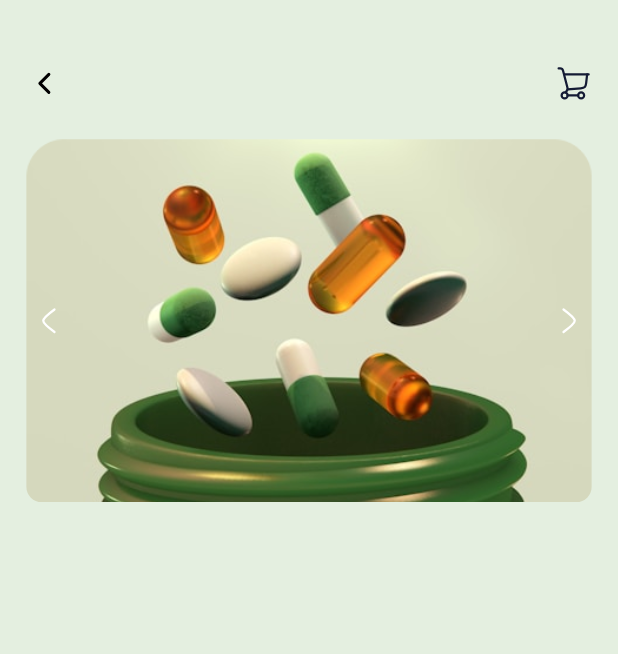
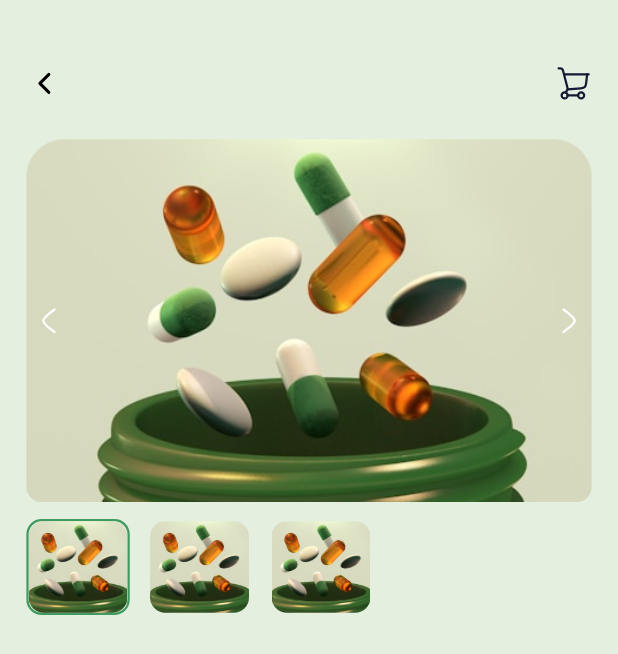
Before and after one commit to safridbhueyan/medical_Strore_App, a Flutter app: the screen it shows after launch, after a tap on "Paracetamol", on a phone screen of 412 x 824 dp. Shown: the top 654 px of the screen. Run offline on Flutter 3.47's test engine with Material 3 defaults, Android fonts, the phone set to English and light mode, and no system bars; our stand-ins replace connectivity_plus, flutter_screenutil, flutter_svg, fluttertoast, get, google_fonts and 1 more.

Commit message:
controller added

```diff
--- /dev/null
+++ b/lib/src/features/product_details_screens/controller/select_controller.dart
@@ -0,0 +1,13 @@
+import 'package:get/get.dart';
+
+class SelectController extends GetxController {
+  var index = 0.obs;
+
+  void setselected(var ind) {
+    index.value = ind;
+  }
+
+  bool isSelected(int ind) {
+    return index.value == ind;
+  }
+}
--- a/lib/src/features/product_details_screens/view/product_details_screen.dart
+++ b/lib/src/features/product_details_screens/view/product_details_screen.dart
@@ -4,6 +4,7 @@ import 'package:flutter_svg/flutter_svg.dart';
 import 'package:get/get.dart';
 import 'package:medical_store_app/core/constant/icons.dart';
 import 'package:medical_store_app/core/constant/padding.dart';
+import 'package:medical_store_app/src/features/product_details_screens/view/widgets/row_images.dart';
 import 'package:medical_store_app/src/features/shop_Screen/controller/medicineList_controller.dart';
 import 'package:medical_store_app/src/features/shop_Screen/view/widgets/appBar.dart';
 
@@ -58,6 +59,11 @@ class ProductDetailsScreen extends StatelessWidget {
               ),
             ),
           ),
+          11.h.verticalSpace,
+          Padding(
+            padding: AppPadding.screenHorizontal,
+            child: RowImages(id: id),
+          ),
         ],
       ),
     );
--- /dev/null
+++ b/lib/src/features/product_details_screens/view/widgets/row_images.dart
@@ -0,0 +1,106 @@
+import 'package:flutter/material.dart';
+import 'package:flutter_screenutil/flutter_screenutil.dart';
+import 'package:get/get.dart';
+import 'package:medical_store_app/core/theme/theme_extension/app_colors.dart';
+import 'package:medical_store_app/src/features/product_details_screens/controller/select_controller.dart';
+import 'package:medical_store_app/src/features/shop_Screen/controller/medicineList_controller.dart';
+
+class RowImages extends StatelessWidget {
+  final int id;
+  final MedicinelistController controller = Get.put(MedicinelistController());
+  final SelectController selectController = Get.put(SelectController());
+
+  RowImages({super.key, required this.id});
+
+  @override
+  Widget build(BuildContext context) {
+    final data = controller.getByID(id);
+
+    return Obx(
+      () => Row(
+        children: [
+          GestureDetector(
+            onTap: () {
+              selectController.setselected(0);
+            },
+            child: Container(
+              decoration: BoxDecoration(
+                borderRadius: BorderRadius.circular(10.r),
+                border: Border.all(
+                  color: selectController.isSelected(0)
+                      ? AppColors.onPrimary
+                      : Colors.transparent,
+                  width: 1.5,
+                ),
+              ),
+              child: ClipRRect(
+                borderRadius: BorderRadiusGeometry.circular(10.r),
+                child: Image.asset(
+                  data!.img,
+                  height: 60.h,
+                  width: 60.w,
+                  fit: BoxFit.cover,
+                ),
+              ),
+            ),
+          ),
+          10.w.horizontalSpace,
+
+          GestureDetector(
+            onTap: () {
+              selectController.setselected(1);
+            },
+            child: Container(
+              decoration: BoxDecoration(
+                borderRadius: BorderRadius.circular(10.r),
+                border: Border.all(
+                  color: selectController.isSelected(1)
+                      ? AppColors.onPrimary
+                      : Colors.transparent,
+                  width: 1.5,
+                ),
+              ),
+              child: ClipRRect(
+                borderRadius: BorderRadiusGeometry.circular(10.r),
+                child: Image.asset(
+                  data.img,
+                  height: 60.h,
+                  width: 60.w,
+                  fit: BoxFit.cover,
+                ),
+              ),
+            ),
+          ),
+          10.w.horizontalSpace,
+
+          GestureDetector(
+            onTap: () {
+              selectController.setselected(2);
+            },
+            child: Container(
+              decoration: BoxDecoration(
+                borderRadius: BorderRadius.circular(10.r),
+                border: Border.all(
+                  color: selectController.isSelected(2)
+                      ? AppColors.onPrimary
+                      : Colors.transparent,
+                  width: 1.5,
+                ),
+              ),
+              child: ClipRRect(
+                borderRadius: BorderRadiusGeometry.circular(10.r),
+                child: Image.asset(
+                  data.img,
+                  height: 60.h,
+                  width: 60.w,
+                  fit: BoxFit.cover,
+                ),
+              ),
+            ),
+          ),
+          10.w.horizontalSpace,
+        ],
+      ),
+    );
+  }
+}
```
